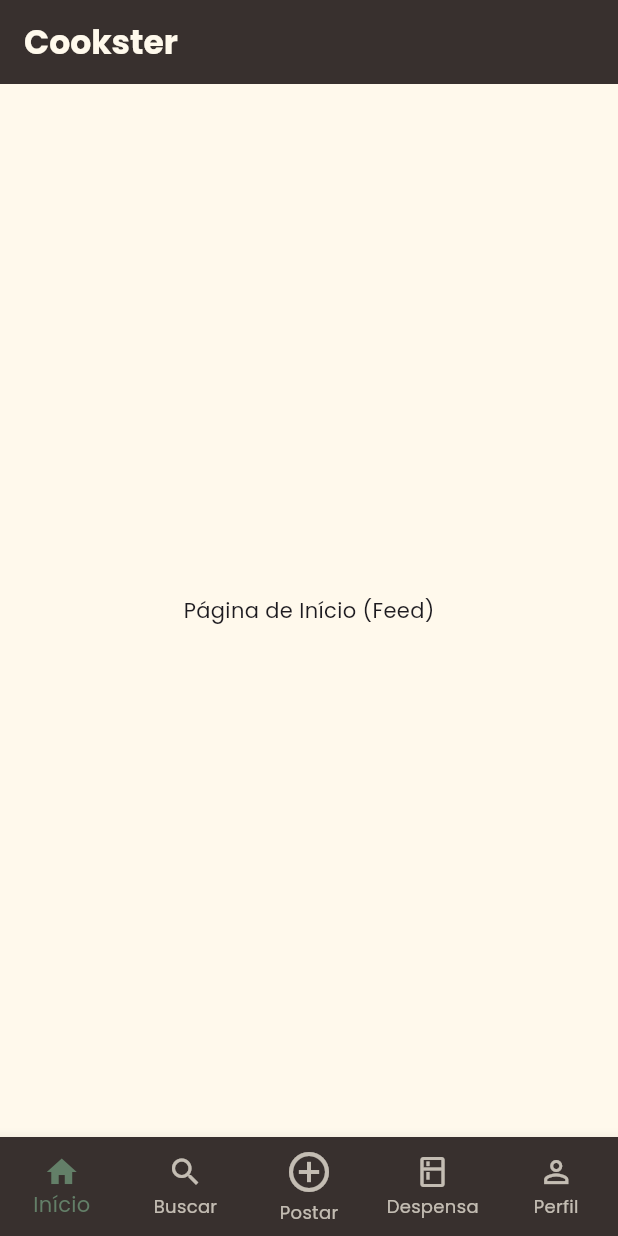
After one commit to Nyfeu/Cookster, a Flutter app: the HomeScreen screen opened by its route, on a phone screen of 412 x 824 dp. The commit adds this screen. Run offline on Flutter 3.47's test engine with Material 3 defaults, Android fonts, the phone set to English and light mode, and no system bars; our stand-ins replace font_awesome_flutter, google_fonts, introduction_screen.

Commit message:
feat(home-screen): criar nav bar

```diff
--- a/front_mobile/lib/main.dart
+++ b/front_mobile/lib/main.dart
@@ -2,6 +2,7 @@ import 'package:flutter/material.dart';
 import 'package:google_fonts/google_fonts.dart';
 import 'screens/onboarding/onboarding_screen.dart';
 import 'screens/auth/auth_screen.dart';
+import 'screens/home_screen.dart';
 import 'theme/app_theme.dart';
 
 void main() {
@@ -29,8 +30,8 @@ class MyApp extends StatelessWidget {
       // Definimos as rotas nomeadas para a navegação
       routes: {
         OnboardingScreen.routeName: (context) => const OnboardingScreen(),
-        // CORREÇÃO: Usando o nome correto da rota e da tela (AuthScreen)
         AuthScreen.routeName: (context) => const AuthScreen(),
+        HomeScreen.routeName: (context) => const HomeScreen(),
       },
     );
   }
--- /dev/null
+++ b/front_mobile/lib/screens/home_screen.dart
@@ -0,0 +1,58 @@
+import 'package:flutter/material.dart';
+import 'package:front_mobile/theme/app_theme.dart';
+import 'package:front_mobile/utils/bottom_nav_bar.dart';
+
+// Páginas de exemplo para cada aba da navegação
+const Center pageFeed = Center(child: Text('Página de Início (Feed)'));
+const Center pageSearch = Center(child: Text('Página de Busca'));
+const Center pageAddRecipe = Center(child: Text('Página para Adicionar Receita'));
+const Center pagePantry = Center(child: Text('Página da Despensa'));
+const Center pageProfile = Center(child: Text('Página de Perfil'));
+
+class HomeScreen extends StatefulWidget {
+  static const String routeName = '/home';
+  const HomeScreen({super.key});
+
+  @override
+  State<HomeScreen> createState() => _HomeScreenState();
+}
+
+class _HomeScreenState extends State<HomeScreen> {
+  int _selectedIndex = 0;
+
+  static const List<Widget> _pages = <Widget>[
+    pageFeed,
+    pageSearch,
+    pageAddRecipe,
+    pagePantry,
+    pageProfile,
+  ];
+
+  void _onItemTapped(int index) {
+    setState(() {
+      _selectedIndex = index;
+    });
+  }
+
+  @override
+  Widget build(BuildContext context) {
+    return Scaffold(
+      appBar: AppBar(
+        backgroundColor: AppTheme.primaryColor,
+        title: Text(
+          'Cookster',
+          style: TextStyle(
+            color: AppTheme.backgroundColor,
+            fontWeight: FontWeight.bold,
+          ),
+        ),
+        automaticallyImplyLeading: false,
+      ),
+      body: _pages.elementAt(_selectedIndex),
+      bottomNavigationBar: CustomBottomNavBar(
+        currentIndex: _selectedIndex,
+        onTap: _onItemTapped,
+      ),
+    );
+  }
+}
--- /dev/null
+++ b/front_mobile/lib/utils/bottom_nav_bar.dart
@@ -0,0 +1,52 @@
+import 'package:flutter/material.dart';
+import 'package:front_mobile/theme/app_theme.dart';
+
+class CustomBottomNavBar extends StatelessWidget {
+  final int currentIndex;
+  final Function(int) onTap;
+
+  const CustomBottomNavBar({
+    super.key,
+    required this.currentIndex,
+    required this.onTap,
+  });
+
+  @override
+  Widget build(BuildContext context) {
+    return BottomNavigationBar(
+      currentIndex: currentIndex,
+      onTap: onTap,
+      type: BottomNavigationBarType.fixed, // Para mostrar o label de todos os ícones
+      backgroundColor: AppTheme.primaryColor,
+      selectedItemColor: AppTheme.accentColor,
+      unselectedItemColor: AppTheme.backgroundColor.withOpacity(0.7),
+      items: const [
+        BottomNavigationBarItem(
+          icon: Icon(Icons.home_outlined),
+          activeIcon: Icon(Icons.home),
+          label: 'Início',
+        ),
+        BottomNavigationBarItem(
+          icon: Icon(Icons.search_outlined),
+          activeIcon: Icon(Icons.search),
+          label: 'Buscar',
+        ),
+        BottomNavigationBarItem(
+          icon: Icon(Icons.add_circle_outline, size: 32),
+          activeIcon: Icon(Icons.add_circle, size: 32),
+          label: 'Postar',
+        ),
+        BottomNavigationBarItem(
+          icon: Icon(Icons.kitchen_outlined),
+          activeIcon: Icon(Icons.kitchen),
+          label: 'Despensa',
+        ),
+        BottomNavigationBarItem(
+          icon: Icon(Icons.person_outline),
+          activeIcon: Icon(Icons.person),
+          label: 'Perfil',
+        ),
+      ],
+    );
+  }
+}
```
Also changed, not shown: front_mobile/pubspec.lock.
